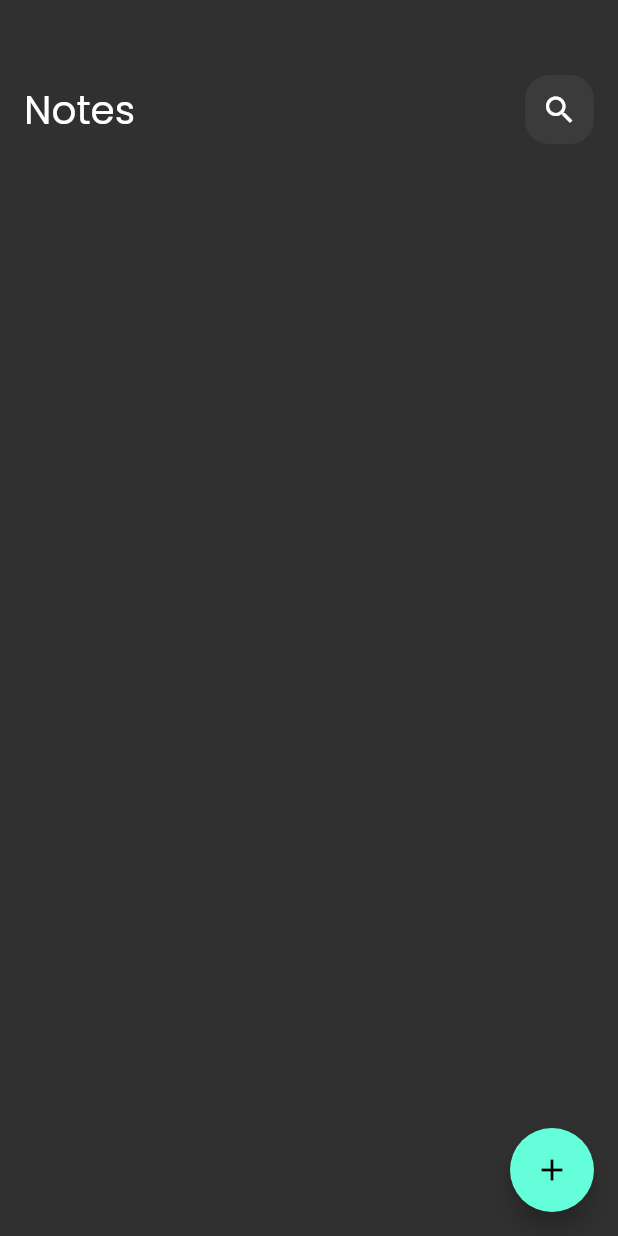
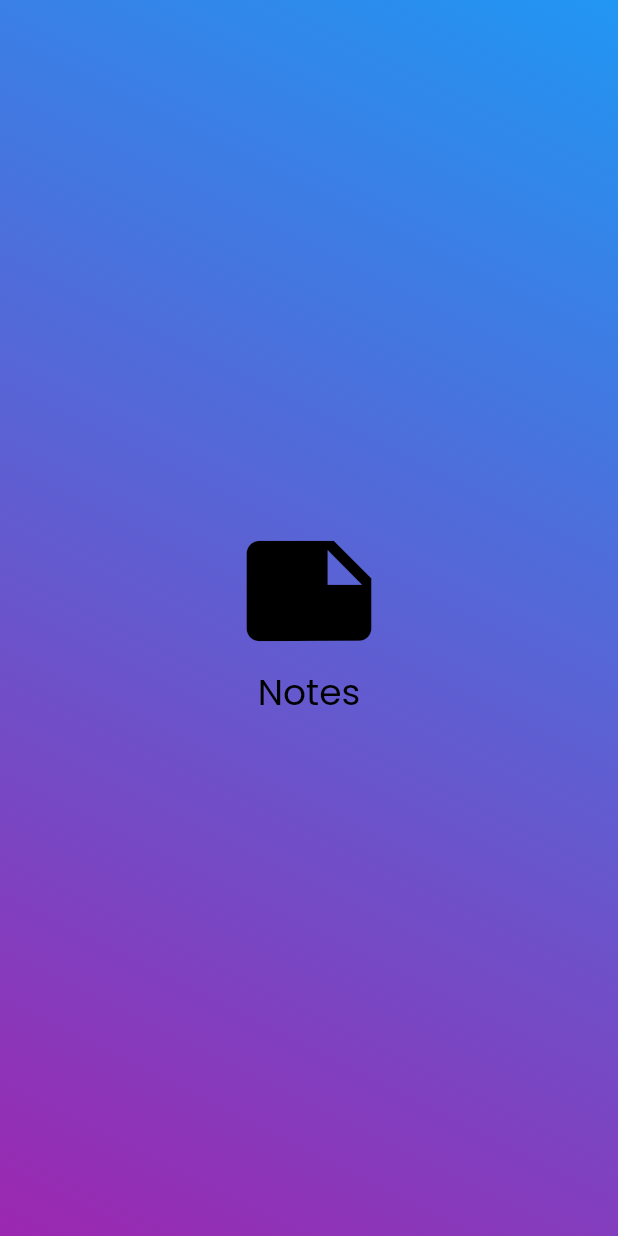
Before and after one commit to ZooZM/Note_App, a Flutter app: the first screen one second after launch, on a phone screen of 412 x 824 dp. Run offline on Flutter 3.47's test engine with Material 2 defaults, Android fonts, the phone set to English and light mode, and no system bars; our stand-ins replace bloc, flutter_bloc, hive, hive_flutter; accounts and stored records are empty.

Commit message:
add splash screen

```diff
--- a/lib/main.dart
+++ b/lib/main.dart
@@ -7,6 +7,7 @@ import 'package:nots_app/cubit/notes_cubit/notes_cubit.dart';
 import 'package:nots_app/simple_Bloc_Observer.dart';
 import 'package:nots_app/views/Edite_Note_Page.dart';
 import 'package:nots_app/views/Home_Page.dart';
+import 'package:nots_app/views/Splash_Screen.dart';
 
 void main() async {
   Bloc.observer = SimpleBlocObserver();
@@ -27,11 +28,12 @@ class Nots_App extends StatelessWidget {
       child: MaterialApp(
         routes: {
           const Home_Page().id: (context) => const Home_Page(),
-           Edite_Note_page().id: (context) =>  Edite_Note_page()
+          Edite_Note_page().id: (context) =>  Edite_Note_page(),
+          const splash_screen().id:(context) => const splash_screen()
         },
         debugShowCheckedModeBanner: false,
         theme: ThemeData(brightness: Brightness.dark, fontFamily: 'Poppins'),
-        initialRoute: const Home_Page().id,
+        initialRoute: const splash_screen().id,
       ),
     );
   }
--- /dev/null
+++ b/lib/views/Splash_Screen.dart
@@ -0,0 +1,61 @@
+import 'package:flutter/foundation.dart';
+import 'package:flutter/material.dart';
+import 'package:flutter/services.dart';
+import 'package:nots_app/Constns.dart';
+import 'package:nots_app/views/Home_Page.dart';
+
+class splash_screen extends StatefulWidget {
+  const splash_screen({super.key});
+  final String id = 'splash_id';
+  @override
+  State<splash_screen> createState() => _splash_screenState();
+}
+
+class _splash_screenState extends State<splash_screen> {
+  @override
+  void initState() {
+    super.initState();
+    SystemChrome.setEnabledSystemUIMode(SystemUiMode.immersive);
+    Future.delayed(
+      const Duration(seconds: 2),
+      () {
+        Navigator.of(context).pushReplacement(MaterialPageRoute(
+          builder: (context) => const Home_Page(),
+        ));
+      },
+    );
+  }
+
+  @override
+  void dispose() {
+    SystemChrome.setEnabledSystemUIMode(SystemUiMode.manual,
+        overlays: SystemUiOverlay.values);
+    super.dispose();
+  }
+
+  @override
+  Widget build(BuildContext context) {
+    return Scaffold(
+      body: Container(
+        decoration: const BoxDecoration(
+            gradient: LinearGradient(
+                colors: [Colors.blue, Colors.purple],
+                begin: Alignment.topRight,
+                end: Alignment.bottomLeft)),
+        child: const Column(
+          mainAxisAlignment: MainAxisAlignment.center,
+          children: [
+            Icon(
+              Icons.note,
+              size: 100,
+              color: Colors.black,
+            ),
+            Center(
+                child: Text("Notes",
+                    style: TextStyle(fontSize: 24, color: Colors.black)))
+          ],
+        ),
+      ),
+    );
+  }
+}
```
